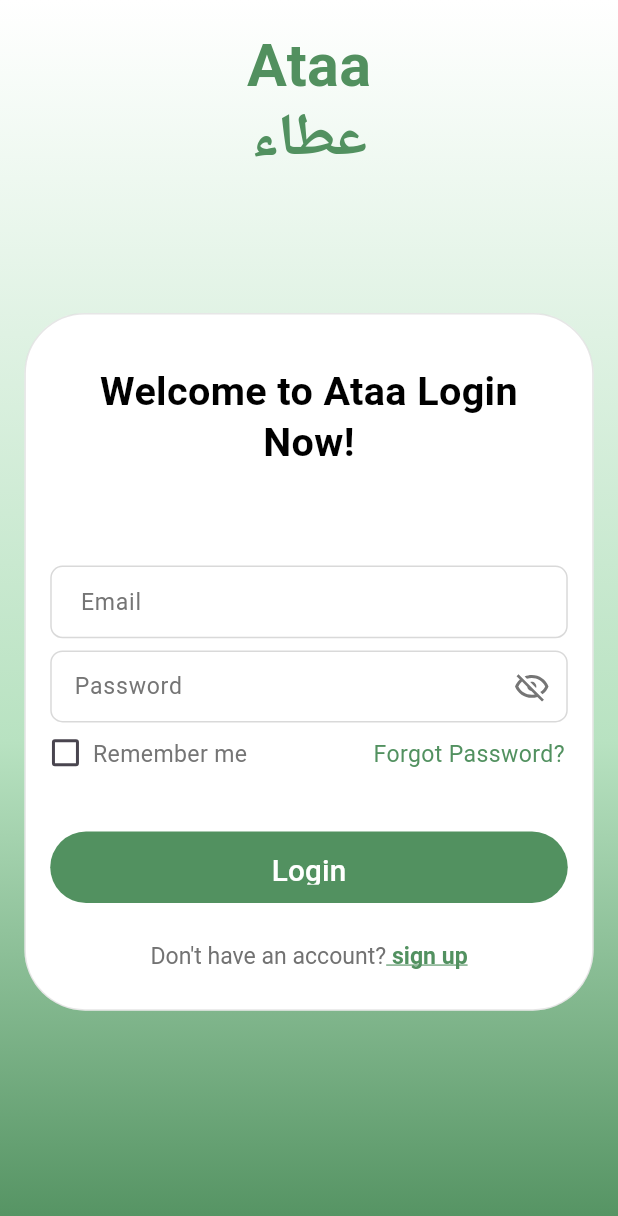
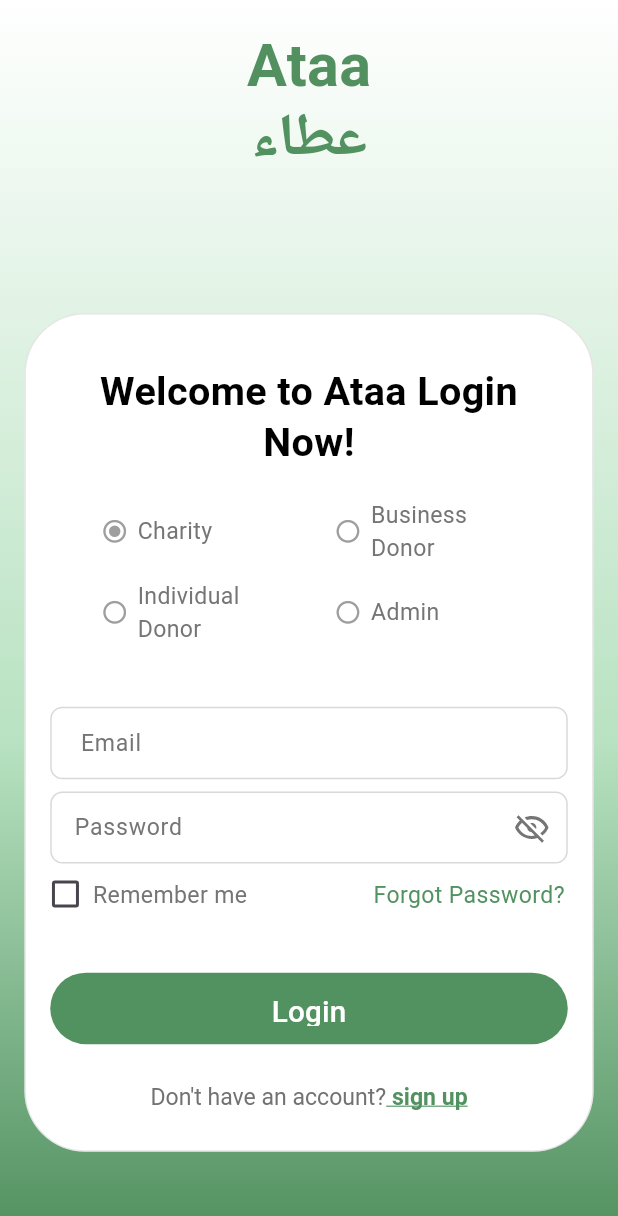
Before and after one commit to sajedahbanihamad/ataa-project, a Flutter app: the LoginScreen screen opened by its route, on a phone screen of 412 x 824 dp. Shown: the top 1216 px of the screen. Run offline on Flutter 3.47's test engine with Material 3 defaults, Android fonts, the phone set to English and light mode, and no system bars; our stand-ins replace cached_network_image, fl_chart, flutter_svg, lucide_icons, shared_preferences; accounts and stored records are empty; Roboto replaces fonts that are missing (Inter, Plus Jakarta Sans).

Commit message:
Added admin option and updated registration fields

```diff
--- a/lib/pages/presentation/login_screen/login_screen.dart
+++ b/lib/pages/presentation/login_screen/login_screen.dart
@@ -23,6 +23,8 @@ class _LoginScreenState extends State<LoginScreen> {
 
   bool rememberMe = false;
   bool isLoading = false;
+
+  String selectedRole = "Charity";
 
   @override
   void dispose() {
@@ -142,12 +144,28 @@ class _LoginScreenState extends State<LoginScreen> {
                               .copyWith(height: 1.29),
                           textAlign: TextAlign.center,
                         ),
+                        SizedBox(height: 20.h),
+                        Row(
+                          mainAxisAlignment: MainAxisAlignment.spaceEvenly,
+                          children: [
+                            _buildRoleOption("Charity"),
+                            _buildRoleOption("Business\nDonor"),
+                          ],
+                        ),
+                        SizedBox(height: 10.h),
+                        Row(
+                          mainAxisAlignment: MainAxisAlignment.spaceEvenly,
+                          children: [
+                            _buildRoleOption("Individual\nDonor"),
+                            _buildRoleOption("Admin"),
+                          ],
+                        ),
                         CustomEditText(
                           placeholder: "Email",
                           inputType: TextInputType.emailAddress,
                           controller: emailController,
                           validator: _validateEmail,
-                          margin: EdgeInsets.only(top: 64.h),
+                          margin: EdgeInsets.only(top: 40.h),
                         ),
                         CustomEditText(
                           placeholder: "Password",
@@ -239,6 +257,37 @@ class _LoginScreenState extends State<LoginScreen> {
     );
   }
 
+  Widget _buildRoleOption(String role) {
+    return GestureDetector(
+      onTap: () {
+        setState(() {
+          selectedRole = role;
+        });
+      },
+      child: SizedBox(
+        width: 120.h,
+        child: Row(
+          children: [
+            Icon(
+              selectedRole == role
+                  ? Icons.radio_button_checked
+                  : Icons.radio_button_off,
+              color: Colors.grey,
+              size: 18.h,
+            ),
+            SizedBox(width: 6.h),
+            Expanded(
+              child: Text(
+                role,
+                style: TextStyleHelper.instance.body14RegularPlusJakartaSans,
+              ),
+            ),
+          ],
+        ),
+      ),
+    );
+  }
+
   String? _validateEmail(String? value) {
     if (value == null || value.isEmpty) return 'Please enter your email';
     if (!RegExp(r'^[\w-\.]+@([\w-]+\.)+[\w-]{2,4}$').hasMatch(value)) {
--- a/lib/pages/presentation/splash_screen/splash1.dart
+++ b/lib/pages/presentation/splash_screen/splash1.dart
@@ -59,7 +59,7 @@ class SplashScreen extends StatelessWidget {
 
               /// Title
               const Text(
-                "Save Surplus Food",
+                "Give Items a Second Life",
                 textAlign: TextAlign.center,
                 style: TextStyle(
                   fontSize: 32,
@@ -71,7 +71,7 @@ class SplashScreen extends StatelessWidget {
 
               /// Description
               const Text(
-                "Donate extra food to local charities and help reduce food waste.",
+                "Donate food, clothes, furniture,and more to trusted charities easily.",
                 textAlign: TextAlign.center,
                 style: TextStyle(
                   fontSize: 18,
--- a/lib/pages/presentation/splash_screen/splash2.dart
+++ b/lib/pages/presentation/splash_screen/splash2.dart
@@ -54,7 +54,7 @@ class SecondScreen extends StatelessWidget {
               const Padding(
                 padding: EdgeInsets.symmetric(horizontal: 10),
                 child: Text(
-                  "Turn surplus food into meals for people in your community.",
+                  "Choose a charity yourself or let the system find the best match for your donation.",
                   textAlign: TextAlign.center,
                   style: TextStyle(
                     fontSize: 18,
--- a/lib/routes/app_routes.dart
+++ b/lib/routes/app_routes.dart
@@ -39,7 +39,7 @@ class AppRoutes {
   static const String maindonorScreen = '/main_donorscreen';
   static const String registrationScreen = '/registration_screen';
   static const String appNavigationScreen = '/app_navigation_screen';
-  static const String initialRoute = '/login_screen';
+  static const String initialRoute = '/splash1';
   static const String homeScreen = '/home_screen';
   static const String createDonationScreen = '/create_donation_screen';
   static const String notificationsScreen = '/notifications_screen';
```
Also changed, not shown: lib/pages/presentation/registration_screen/registration_screen.dart (+23 -2 lines).
